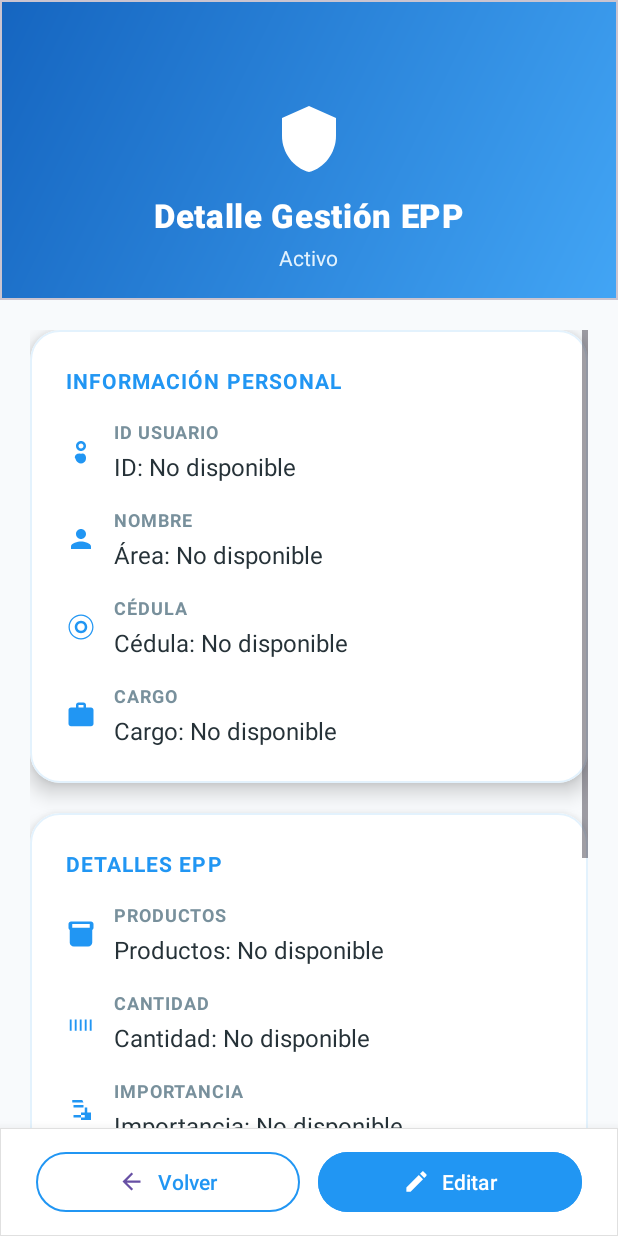
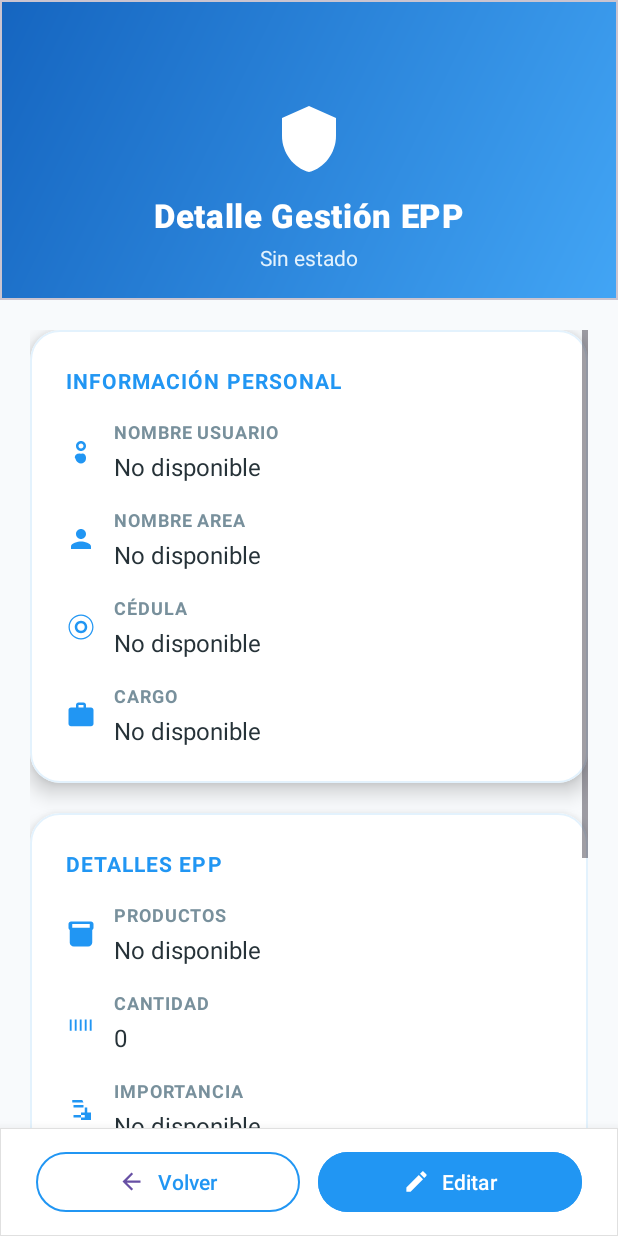
Before and after one commit to sebastianCotaz12/AndroidFinal, an Android app: the Detalles_gestionEPP screen opened directly, with no data from a screen before it, on a phone screen of 412 x 824 dp. Run offline under Robolectric (Android 15) with nearby library versions, the phone set to English and light mode, and no system bars.

Commit message:
gestion funcional

```diff
--- a/app/src/main/java/com/example/myapplication/controller/Detalles_gestionEPP.java
+++ b/app/src/main/java/com/example/myapplication/controller/Detalles_gestionEPP.java
@@ -7,50 +7,96 @@ import android.widget.TextView;
 import androidx.appcompat.app.AppCompatActivity;
 
 import com.example.myapplication.R;
+import com.example.myapplication.utils.PrefsManager;
+
+import java.text.ParseException;
+import java.text.SimpleDateFormat;
+import java.util.Date;
+import java.util.Locale;
 
 public class Detalles_gestionEPP extends AppCompatActivity {
 
-    private TextView tvId, tvCedula, tvImportancia, tvEstado, tvFechaCreacion,
-            tvProductos, tvCargo, tvArea, tvCantidad;
+    private TextView tvNombre, tvCedula, tvImportancia, tvEstado, tvFechaCreacion,
+            tvProductos, tvCargo, tvNombreArea, tvCantidad, tvEstadoHeader;
+
+    private PrefsManager prefsManager;
 
     @Override
     protected void onCreate(Bundle savedInstanceState) {
         super.onCreate(savedInstanceState);
         setContentView(R.layout.activity_detalles_gestion_epp);
 
-        // Referencias a los TextView del layout
-        tvId = findViewById(R.id.tvIdG);
+        prefsManager = new PrefsManager(this);
+
+        // Referencias a los TextView
+        tvNombre = findViewById(R.id.tvNombre);
         tvCedula = findViewById(R.id.tvCedula);
         tvImportancia = findViewById(R.id.tvImportancia);
         tvEstado = findViewById(R.id.tvEstado);
+        tvEstadoHeader = findViewById(R.id.tvEstadoHeader);
         tvFechaCreacion = findViewById(R.id.tvFechaCreacion);
         tvProductos = findViewById(R.id.tvProductos);
         tvCargo = findViewById(R.id.tvCargo);
-        tvArea = findViewById(R.id.tvNombre);
+        tvNombreArea = findViewById(R.id.tvNombreArea);
         tvCantidad = findViewById(R.id.tvCantidad);
-        findViewById(R.id.btnVolver).setOnClickListener(v -> {
-            Intent intent = new Intent(Detalles_gestionEPP.this, Lista_gestionEpp.class);
-            startActivity(intent);
-            finish();
-        });
 
-        // Obtener los datos del Intent
+        // Obtener datos desde el Intent
         Intent intent = getIntent();
 
-        tvId.setText("ID: " + getExtra(intent, "id"));
-        tvCedula.setText("Cédula: " + getExtra(intent, "cedula"));
-        tvImportancia.setText("Importancia: " + getExtra(intent, "importancia"));
-        tvEstado.setText("Estado: " + getExtra(intent, "estado"));
-        tvFechaCreacion.setText("Fecha de creación: " + getExtra(intent, "fecha_creacion"));
-        tvProductos.setText("Productos: " + getExtra(intent, "productos"));
-        tvCargo.setText("Cargo: " + getExtra(intent, "cargo"));
-        tvArea.setText("Área: " + getExtra(intent, "area"));
-        tvCantidad.setText("Cantidad: " + getExtra(intent, "cantidad"));
+        String cedula = intent.getStringExtra("cedula");
+        String importancia = intent.getStringExtra("importancia");
+        String estado = intent.getStringExtra("estado");
+        String fechaCreacion = intent.getStringExtra("fecha_creacion");
+        String productos = intent.getStringExtra("productos");
+        String cargo = intent.getStringExtra("cargo");
+        String cantidad = intent.getStringExtra("cantidad");
+
+        // Obtener nombre y área desde PrefsManager
+        String nombreUsuario = prefsManager.getNombreUsuario();
+        String nombreArea = prefsManager.getNombreArea();
+
+        // Asignar valores
+        tvNombre.setText(nombreUsuario != null ? nombreUsuario : "No disponible");
+        tvNombreArea.setText(nombreArea != null ? nombreArea : "No disponible");
+        tvCedula.setText(cedula != null ? cedula : "No disponible");
+        tvImportancia.setText(importancia != null ? importancia : "No disponible");
+
+        tvEstado.setText(estado != null ? estado : "Sin estado");
+        tvEstadoHeader.setText(estado != null ? estado : "Sin estado");
+
+        // ✅ Formatear la fecha
+        tvFechaCreacion.setText(formatearFecha(fechaCreacion));
+
+        tvProductos.setText(productos != null ? productos : "No disponible");
+        tvCargo.setText(cargo != null ? cargo : "No disponible");
+        tvCantidad.setText(cantidad != null ? cantidad : "0");
+
+        // Botón Volver
+        findViewById(R.id.btnVolver).setOnClickListener(v -> finish());
     }
 
-    // Helper para evitar valores nulos
-    private String getExtra(Intent intent, String key) {
-        String value = intent.getStringExtra(key);
-        return value != null ? value : "No disponible";
+    private String formatearFecha(String fechaOriginal) {
+        if (fechaOriginal == null || fechaOriginal.isEmpty() || fechaOriginal.equals("Sin fecha")) {
+            return "Fecha no disponible";
+        }
+
+        try {
+            SimpleDateFormat formatoEntrada;
+            Date fecha;
+
+            if (fechaOriginal.contains("T")) {
+                formatoEntrada = new SimpleDateFormat("yyyy-MM-dd'T'HH:mm:ss", Locale.getDefault());
+            } else {
+                // Si ya está formateada, devolverla tal cual
+                return fechaOriginal;
+            }
+
+            fecha = formatoEntrada.parse(fechaOriginal);
+            SimpleDateFormat formatoSalida = new SimpleDateFormat("dd MMM yyyy, hh:mm a", new Locale("es", "ES"));
+            return formatoSalida.format(fecha);
+
+        } catch (ParseException e) {
+            return fechaOriginal;
+        }
     }
 }
--- a/app/src/main/java/com/example/myapplication/controller/Form_gestionEpp.java
+++ b/app/src/main/java/com/example/myapplication/controller/Form_gestionEpp.java
@@ -52,8 +52,8 @@ public class Form_gestionEpp extends AppCompatActivity {
         }
 
         // === Llenar campos automáticos visibles ===
-        binding.etIdUsuario.setText(String.valueOf(prefsManager.getIdUsuario()));
-        binding.etIdUsuario.setEnabled(false);
+        binding.etnombreUsuario.setText(String.valueOf(prefsManager.getNombreUsuario()));
+        binding.etnombreUsuario.setEnabled(false);
 
         // Área automática
         areaUsuario = prefsManager.getIdArea();
--- a/app/src/main/res/layout/activity_detalles_gestion_epp.xml
+++ b/app/src/main/res/layout/activity_detalles_gestion_epp.xml
@@ -116,14 +116,14 @@
                             <TextView
                                 android:layout_width="wrap_content"
                                 android:layout_height="wrap_content"
-                                android:text="ID USUARIO"
+                                android:text="NOMBRE USUARIO"
                                 android:textColor="#78909C"
                                 android:textSize="12sp"
                                 android:textStyle="bold"
                                 android:letterSpacing="0.05" />
 
                             <TextView
-                                android:id="@+id/tvIdG"
+                                android:id="@+id/tvNombre"
                                 android:layout_width="match_parent"
                                 android:layout_height="wrap_content"
                                 android:textSize="16sp"
@@ -156,14 +156,14 @@
                             <TextView
                                 android:layout_width="wrap_content"
                                 android:layout_height="wrap_content"
-                                android:text="NOMBRE"
+                                android:text="NOMBRE AREA"
                                 android:textColor="#78909C"
                                 android:textSize="12sp"
                                 android:textStyle="bold"
                                 android:letterSpacing="0.05" />
 
                             <TextView
-                                android:id="@+id/tvNombre"
+                                android:id="@+id/tvNombreArea"
                                 android:layout_width="match_parent"
                                 android:layout_height="wrap_content"
                                 android:textSize="16sp"
--- a/app/src/main/res/layout/activity_form_gestion_epp.xml
+++ b/app/src/main/res/layout/activity_form_gestion_epp.xml
@@ -117,7 +117,7 @@
                             <TextView
                                 android:layout_width="wrap_content"
                                 android:layout_height="wrap_content"
-                                android:text="ID USUARIO"
+                                android:text="NOMBRE USUARIO"
                                 android:textColor="#78909C"
                                 android:textSize="12sp"
                                 android:textStyle="bold"
@@ -136,7 +136,7 @@
                                 android:layout_marginTop="4dp">
 
                                 <com.google.android.material.textfield.TextInputEditText
-                                    android:id="@+id/etIdUsuario"
+                                    android:id="@+id/etnombreUsuario"
                                     android:layout_width="match_parent"
                                     android:layout_height="wrap_content"
                                     android:hint="Se completa automáticamente"
--- a/app/src/main/res/layout/activity_lista_gestion_epp.xml
+++ b/app/src/main/res/layout/activity_lista_gestion_epp.xml
@@ -271,7 +271,7 @@
 
                     <!-- Lista de gestiones EPP ENCERRADA en el recuadro -->
                     <androidx.recyclerview.widget.RecyclerView
-                        android:id="@+id/recyclerViewListaChequeo"
+                        android:id="@+id/recyclerViewGestionEpp"
                         android:layout_width="match_parent"
                         android:layout_height="wrap_content"
                         android:scrollbars="vertical"
```
Also changed, not shown: app/src/main/java/com/example/myapplication/controller/Adapter_gestionEpp.java (+115 -13 lines), app/src/main/java/com/example/myapplication/controller/Lista_gestionEpp.java (+140 -61 lines), app/src/main/res/layout/activity_item_gestion_epp.xml (+16 -43 lines).
